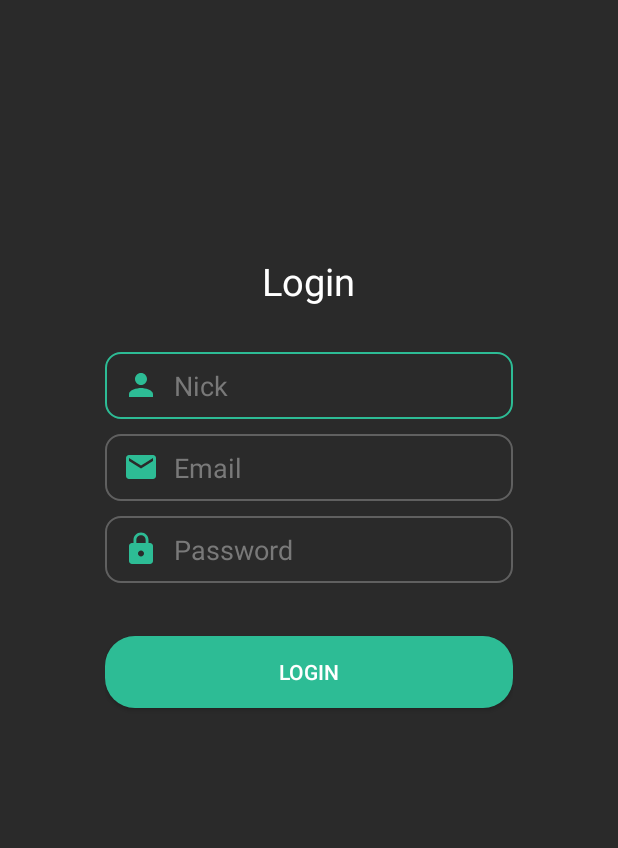
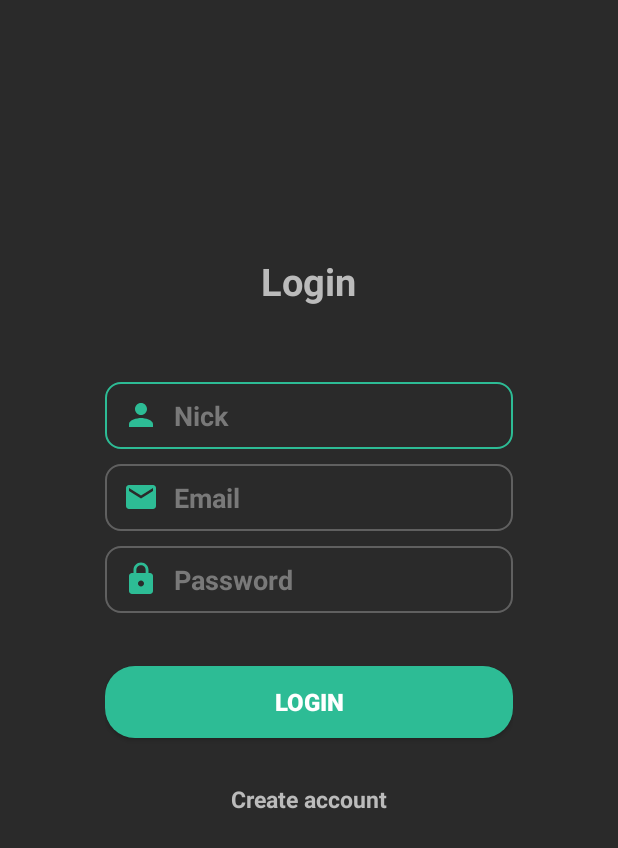
Before and after one commit to Dorajn/Blades, an Android app: the screen it shows after launch (Login), on a phone screen of 412 x 824 dp. Shown: the top 848 px of the screen. Run offline under Robolectric (Android 15) with nearby library versions, the light colour scheme and no system bars.

Commit message:
login ui developed

```diff
--- a/app/src/main/res/layout/activity_login.xml
+++ b/app/src/main/res/layout/activity_login.xml
@@ -13,7 +13,8 @@
         android:layout_width="match_parent"
         android:layout_height="match_parent"
         android:layout_margin="70dp"
-        android:layout_centerInParent="true">
+        android:layout_centerInParent="true"
+        >
 
 
         <TextView
@@ -31,16 +32,16 @@
             android:layout_height="wrap_content"
             android:hint="Nick"
             android:layout_below="@+id/loginText"
-            android:layout_marginTop="30dp"
+            android:layout_marginTop="50dp"
             android:id="@+id/editTextLogin"
             android:drawableStart="@drawable/img_person"
             android:drawablePadding="10dp"
             android:background="@drawable/custom_input"
             android:paddingEnd="12dp"
             android:paddingStart="12dp"
+            android:inputType="text"
+            style="@style/EDIT_TEXT"/>
 
-            style="@style/EDIT_TEXT"/>
-/>
 
         <EditText
             android:layout_width="match_parent"
@@ -54,6 +55,7 @@
             android:background="@drawable/custom_input"
             android:paddingEnd="12dp"
             android:paddingStart="12dp"
+            android:inputType="textEmailAddress"
             style="@style/EDIT_TEXT"/>
 
         <EditText
@@ -68,7 +70,21 @@
             android:background="@drawable/custom_input"
             android:paddingEnd="12dp"
             android:paddingStart="12dp"
+            android:inputType="textPassword"
             style="@style/EDIT_TEXT"/>
+
+        <TextView
+            android:layout_width="wrap_content"
+            android:layout_height="wrap_content"
+            android:text="Create account"
+            android:textSize="15dp"
+            android:layout_centerHorizontal="true"
+            android:layout_below="@+id/loginButton"
+            android:id="@+id/create_account"
+            android:layout_marginTop="30dp"
+            android:textColor="#BBBBBB"
+            android:textStyle="bold"
+            />
 
 
         <androidx.appcompat.widget.AppCompatButton
@@ -78,6 +94,7 @@
             android:layout_marginTop="35dp"
             android:text="LOGIN"
             android:background="@drawable/rounded_button"
+            android:id="@+id/loginButton"
             style="@style/BUTTON"/>
 
 
--- a/app/src/main/res/values/themes.xml
+++ b/app/src/main/res/values/themes.xml
@@ -12,17 +12,21 @@
     </style>
 
     <style name="TEXT">
-        <item name="android:textColor">#FFF</item>
+        <item name="android:textColor">#BBBBBB</item>
+        <item name="android:textStyle">bold</item>
     </style>
 
     <style name="BUTTON">
         <item name="android:background">#2DBC95</item>
         <item name="android:textColor">#FFF</item>
+        <item name="android:textStyle">bold</item>
+        <item name="android:textSize">16dp</item>
     </style>
 
     <style name="EDIT_TEXT">
         <item name="android:textColorHint">#797979</item>
-        <item name="android:textColor">#FFF</item>
+        <item name="android:textColor">#BBBBBB</item>
+        <item name="android:textStyle">bold</item>
     </style>
 
 
```
